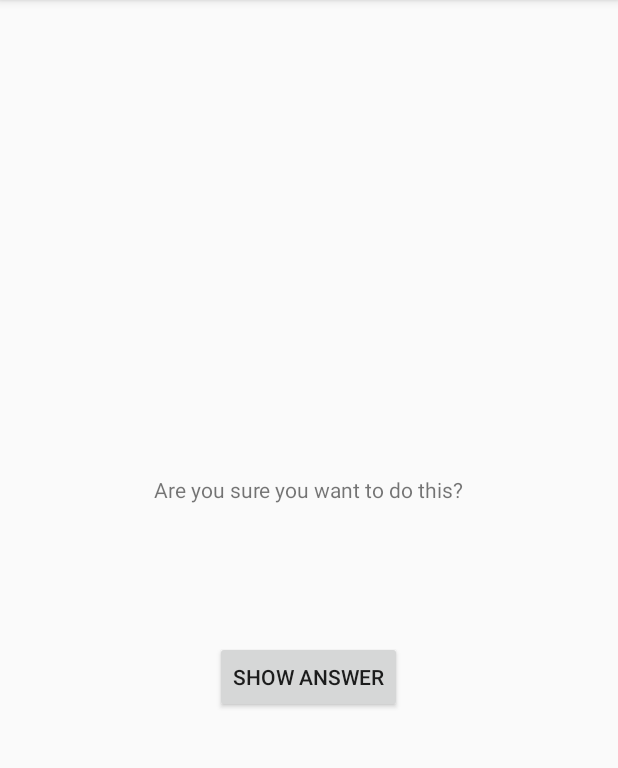
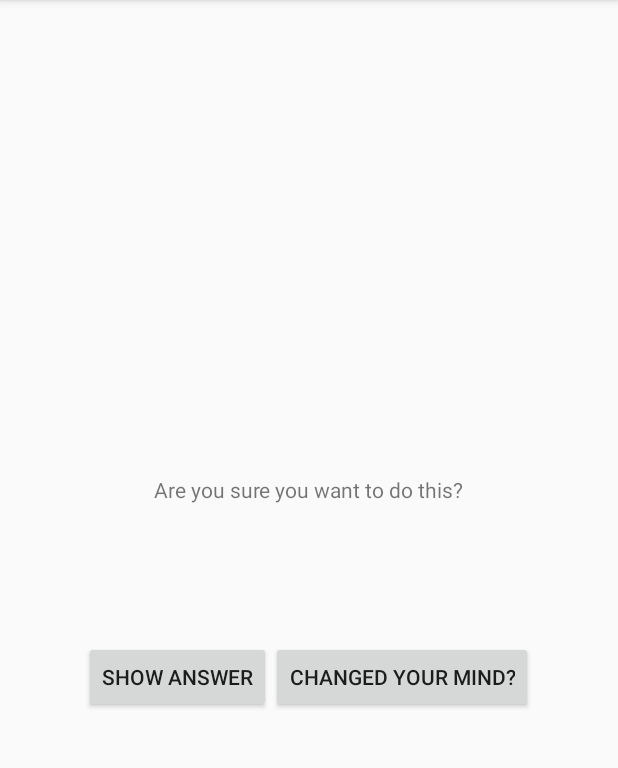
Before and after one commit to Xzlgzx/GeoQuiz, an Android app: the CheatActivity screen opened directly, with no data from a screen before it, on a phone screen of 412 x 824 dp, the part 84-852 px from its top. Run offline under Robolectric (Android 15) with nearby library versions, the phone set to English and light mode, and no system bars.

Commit message:
Refactored app architecture

```diff
--- a/app/build.gradle
+++ b/app/build.gradle
@@ -24,6 +24,7 @@ dependencies {
     implementation 'androidx.appcompat:appcompat:1.0.2'
     implementation 'androidx.constraintlayout:constraintlayout:1.1.3'
     testImplementation 'junit:junit:4.12'
+    testImplementation 'org.mockito:mockito-core:2.+'
     androidTestImplementation 'androidx.test:runner:1.2.0'
     androidTestImplementation 'androidx.test.espresso:espresso-core:3.2.0'
 }
--- a/app/src/main/AndroidManifest.xml
+++ b/app/src/main/AndroidManifest.xml
@@ -9,8 +9,8 @@
         android:roundIcon="@mipmap/ic_launcher_round"
         android:supportsRtl="true"
         android:theme="@style/AppTheme">
-        <activity android:name=".CheatActivity"></activity>
-        <activity android:name=".MainActivity">
+        <activity android:name=".CheatActivity.CheatActivity"></activity>
+        <activity android:name=".QuizActivity.MainActivity">
             <intent-filter>
                 <action android:name="android.intent.action.MAIN" />
 
--- a/app/src/main/java/com/example/geoquiz/CheatActivity.java
+++ b/app/src/main/java/com/example/geoquiz/CheatActivity/CheatActivity.java
@@ -1,10 +1,7 @@
-package com.example.geoquiz;
+package com.example.geoquiz.CheatActivity;
 
 import androidx.appcompat.app.AppCompatActivity;
-
 import android.animation.Animator;
-import android.content.Context;
-import android.content.Intent;
 import android.os.Build;
 import android.os.Bundle;
 import android.view.View;
@@ -12,44 +9,31 @@ import android.widget.Button;
 import android.widget.TextView;
 import android.view.ViewAnimationUtils;
 import android.animation.AnimatorListenerAdapter;
+import com.example.geoquiz.R;
 
-public class CheatActivity extends AppCompatActivity {
-    private static final String EXTRA_ANSWER_IS_TRUE =
-            "com.example.geoquiz.answer_is_true";
-    private static final String EXTRA_ANSWER_SHOWN =
-            "com.bignerdranch.android.geoquiz.answer_shown";
-
-    private boolean mAnswerIsTrue;
-
+public class CheatActivity extends AppCompatActivity implements CheatContract.CheatView {
     private TextView mAnswerTextView;
     private Button mShowAnswerButton;
+    private Button mHonestButton;
 
-    public static Intent newIntent(Context packageContext, boolean answerIsTrue) {
-        Intent intent = new Intent(packageContext, CheatActivity.class);
-        intent.putExtra(EXTRA_ANSWER_IS_TRUE, answerIsTrue);
-        return intent;
-    }
+    CheatPresenter mCheatPresenter;
 
     @Override
     protected void onCreate(Bundle savedInstanceState) {
         super.onCreate(savedInstanceState);
         setContentView(R.layout.activity_cheat);
 
-        mAnswerIsTrue = getIntent().getBooleanExtra(EXTRA_ANSWER_IS_TRUE, false);
+        mCheatPresenter = new CheatPresenter(this);
 
-        mAnswerTextView = (TextView) findViewById(R.id.answer_text_view);
-        mShowAnswerButton = (Button) findViewById(R.id.show_answer_button);
+        mCheatPresenter.passInAnswer();
 
+        mAnswerTextView = findViewById(R.id.answer_text_view);
+
+        mShowAnswerButton = findViewById(R.id.show_answer_button);
         mShowAnswerButton.setOnClickListener(new View.OnClickListener() {
-
             @Override
             public void onClick(View v) {
-                if (mAnswerIsTrue) {
-                    mAnswerTextView.setText(R.string.true_button);
-                } else {
-                    mAnswerTextView.setText(R.string.false_button);
-                }
-                setAnswerShownResult(true);
+                mCheatPresenter.handleCheatButtonClick();
 
                 if (Build.VERSION.SDK_INT >= Build.VERSION_CODES.LOLLIPOP) {
                     int cx = mShowAnswerButton.getWidth() / 2;
@@ -68,18 +52,32 @@ public class CheatActivity extends AppCompatActivity {
                 } else {
                     mShowAnswerButton.setVisibility(View.INVISIBLE);
                 }
+                finish();
             }
         });
 
-
-    }
-    private void setAnswerShownResult(boolean isAnswerShown) {
-        Intent data = new Intent();
-        data.putExtra(EXTRA_ANSWER_SHOWN, isAnswerShown);
-        setResult(RESULT_OK, data);
+        mHonestButton = findViewById(R.id.return_button);
+        mHonestButton.setOnLongClickListener(new View.OnLongClickListener() {
+            @Override
+            public boolean onLongClick(View view) {
+                mCheatPresenter.handleHonestButtonClick();
+                finish();
+                return true;
+            }
+        });
     }
 
-    public static boolean wasAnswerShown(Intent result) {
-        return result.getBooleanExtra(EXTRA_ANSWER_SHOWN, false);
+    // Methods from Contract
+    @Override
+    public void showHonestButtonClick() {
+    }
+
+    @Override
+    public void showCheatButtonClick() {
+    }
+
+    @Override
+    public void showAnswer(int idToShow) {
+        mAnswerTextView.setText(idToShow);
     }
 }
--- /dev/null
+++ b/app/src/main/java/com/example/geoquiz/CheatActivity/CheatContract.java
@@ -0,0 +1,14 @@
+package com.example.geoquiz.CheatActivity;
+
+public interface CheatContract {
+    interface CheatPresenter{
+        void handleHonestButtonClick();
+        void handleCheatButtonClick();
+    }
+
+    interface CheatView{
+        void showHonestButtonClick();
+        void showCheatButtonClick();
+        void showAnswer(int id);
+    }
+}
--- /dev/null
+++ b/app/src/main/java/com/example/geoquiz/CheatActivity/CheatPresenter.java
@@ -0,0 +1,68 @@
+package com.example.geoquiz.CheatActivity;
+
+import android.animation.Animator;
+import android.animation.AnimatorListenerAdapter;
+import android.content.Context;
+import android.content.Intent;
+import android.os.Build;
+import android.view.View;
+import android.view.ViewAnimationUtils;
+
+import com.example.geoquiz.R;
+
+import static android.app.Activity.RESULT_OK;
+
+public class CheatPresenter implements CheatContract.CheatPresenter {
+    CheatContract.CheatView mCheatView;
+
+    private boolean mAnswerIsTrue;
+
+    private static final String EXTRA_ANSWER_IS_TRUE =
+            "com.example.geoquiz.answer_is_true";
+    private static final String EXTRA_ANSWER_SHOWN =
+            "com.bignerdranch.android.geoquiz.answer_shown";
+
+    CheatPresenter(CheatContract.CheatView CheatView){
+        mCheatView = CheatView;
+    }
+
+    @Override
+    public void handleHonestButtonClick() {
+        setAnswerShownResult(false);
+    }
+
+    @Override
+    public void handleCheatButtonClick() {
+        int answerIdToShow;
+        if (mAnswerIsTrue) {
+            answerIdToShow = R.string.true_button;
+        }
+        else {
+            answerIdToShow = R.string.false_button;
+        }
+        setAnswerShownResult(true);
+        mCheatView.showAnswer(answerIdToShow);
+    }
+
+    // Static Method Creates Intent
+    public static Intent newIntent(Context packageContext, boolean answerIsTrue) {
+        Intent intent = new Intent(packageContext, CheatActivity.class);
+        intent.putExtra(EXTRA_ANSWER_IS_TRUE, answerIsTrue);
+        return intent;
+    }
+
+    void passInAnswer(){
+        mAnswerIsTrue = ((CheatActivity)mCheatView).getIntent().getBooleanExtra(EXTRA_ANSWER_IS_TRUE, false);
+    }
+
+    private void setAnswerShownResult(boolean isAnswerShown) {
+        Intent data = new Intent();
+        data.putExtra(EXTRA_ANSWER_SHOWN, isAnswerShown);
+        if(!isAnswerShown){ data.putExtra("DID_NOT_CHEAT", true); }
+        ((CheatActivity)mCheatView).setResult(RESULT_OK, data);
+    }
+
+    public static boolean wasAnswerShown(Intent result) {
+        return result.getBooleanExtra(EXTRA_ANSWER_SHOWN, false);
+    }
+}
--- a/app/src/main/java/com/example/geoquiz/Question.java
+++ b/app/src/main/java/com/example/geoquiz/QuizActivity/Question.java
@@ -1,4 +1,4 @@
-package com.example.geoquiz;
+package com.example.geoquiz.QuizActivity;
 
 public class Question {
     private int mTextResId;
@@ -13,7 +13,7 @@ public class Question {
         return mTextResId;
     }
 
-    public void setTextResId(int textResId) {
+    public void setTextResId(int textResId) { // For future use
         mTextResId = textResId;
     }
 
@@ -21,7 +21,7 @@ public class Question {
         return mAnswerTrue;
     }
 
-    public void setAnswerTrue(boolean answerTrue) {
+    public void setAnswerTrue(boolean answerTrue) { // For future use
         mAnswerTrue = answerTrue;
     }
 }
--- a/app/src/main/res/layout/activity_cheat.xml
+++ b/app/src/main/res/layout/activity_cheat.xml
@@ -4,7 +4,7 @@
     android:layout_height="match_parent"
     android:orientation="vertical"
     android:gravity="center"
-    tools:context=".CheatActivity">
+    tools:context=".CheatActivity.CheatActivity">
 
     <TextView
         android:layout_width="wrap_content"
@@ -19,10 +19,23 @@
         android:padding="24dp"
         tools:text="Answer"/>
 
-    <Button
-        android:id="@+id/show_answer_button"
+    <LinearLayout
         android:layout_width="wrap_content"
         android:layout_height="wrap_content"
-        android:text="@string/show_answer_button"/>
+        android:orientation="horizontal">
+
+        <Button
+            android:id="@+id/show_answer_button"
+            android:layout_width="wrap_content"
+            android:layout_height="wrap_content"
+            android:text="@string/show_answer_button"/>
+
+        <Button
+            android:id="@+id/return_button"
+            android:layout_width="wrap_content"
+            android:layout_height="wrap_content"
+            android:text="@string/return_button"/>
+    </LinearLayout>
+
 
 </LinearLayout>
--- a/app/src/main/res/values/strings.xml
+++ b/app/src/main/res/values/strings.xml
@@ -17,6 +17,8 @@
   freshwater lake.</string>
     <string name="warning_text">Are you sure you want to do this?</string>
     <string name="show_answer_button">Show Answer</string>
+    <string name="return_button">Changed Your Mind?</string>
     <string name="cheat_button">Cheat!</string>
     <string name="judgment_toast">Cheating is wrong.</string>
+    <string name="honest_toast">"Thanks for being honest!"</string>
 </resources>
```
Also changed, not shown: app/src/main/java/com/example/geoquiz/MainActivity.java (deleted, +0 -194 lines), app/src/main/java/com/example/geoquiz/QuizActivity/ActivityContract.java (added, +26 -0 lines), app/src/main/java/com/example/geoquiz/QuizActivity/MainActivity.java (added, +173 -0 lines), app/src/main/java/com/example/geoquiz/QuizActivity/MainPresenter.java (added, +147 -0 lines), app/src/main/res/layout/activity_main.xml (+7 -7 lines), 2 other files.
